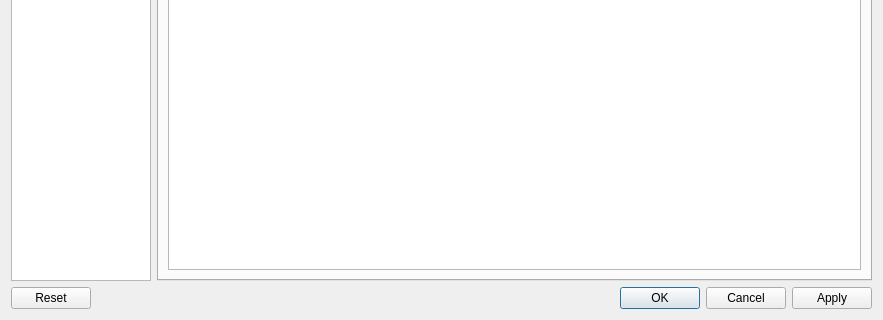
The window that confRouter.ui (koppd/mt) describes before a commit, drawn with Qt 5; both pictures show x 0 to 883 and y 150 to 470 of the 883 by 470 pixel window.
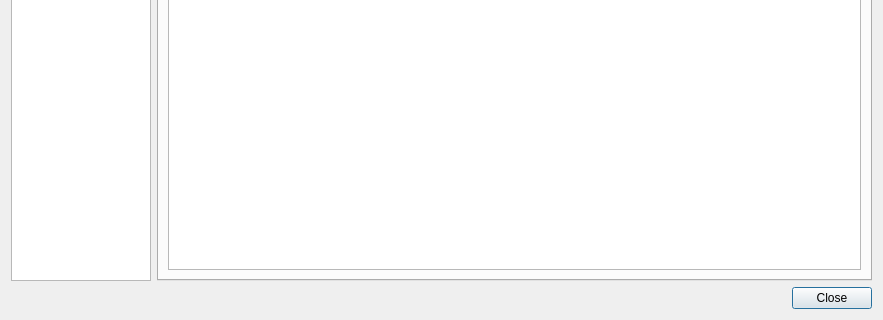
The same window after the commit. The open tabs and pages were chosen to show the change.

Commit message: entferne reset button aus den Dialogen

What changed in the file:
```diff
--- a/confRouter.ui
+++ b/confRouter.ui
@@ -120,7 +120,7 @@
       <enum>Qt::Horizontal</enum>
      </property>
      <property name="standardButtons">
-      <set>QDialogButtonBox::Apply|QDialogButtonBox::Cancel|QDialogButtonBox::Ok|QDialogButtonBox::Reset</set>
+      <set>QDialogButtonBox::Close</set>
      </property>
     </widget>
    </item>
```
Left out of the diff: 2 changed lines with no effect on the pictures. The commit also changes 3 other files.
